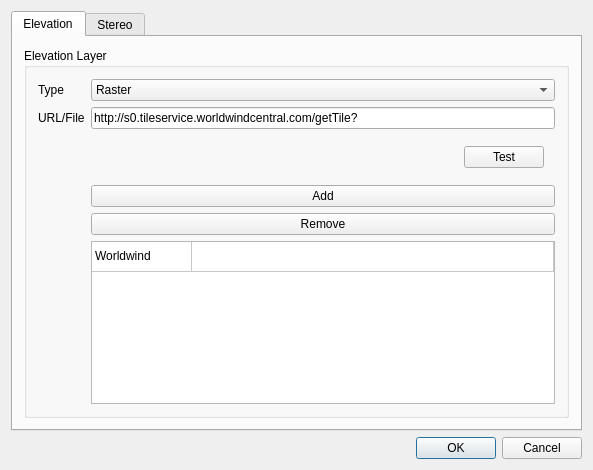
This is src/plugins/globe/globe_plugin_dialog_guibase.ui in sourcepole/qgis as Qt 5 draws it before an edit. The edited form follows.
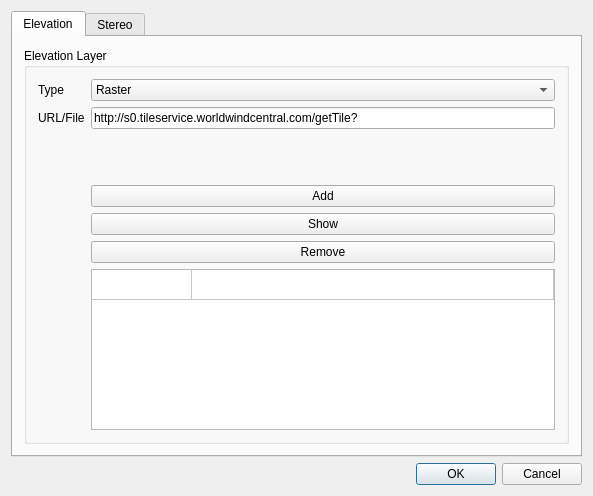
This is the edited form. The open tabs and pages were chosen to show the change. Icons and pictures are not drawn.

Commit message: added initial support for layer loading through the gui

```diff
--- a/src/plugins/globe/globe_plugin_dialog_guibase.ui
+++ b/src/plugins/globe/globe_plugin_dialog_guibase.ui
@@ -10,7 +10,7 @@
     <x>0</x>
     <y>0</y>
     <width>593</width>
-    <height>470</height>
+    <height>496</height>
    </rect>
   </property>
   <property name="sizePolicy">
@@ -89,14 +89,14 @@
             </property>
            </widget>
           </item>
-          <item row="7" column="2">
+          <item row="8" column="2">
            <widget class="QPushButton" name="elevationRemove">
             <property name="text">
              <string>Remove</string>
             </property>
            </widget>
           </item>
-          <item row="9" column="2">
+          <item row="10" column="2">
            <widget class="QTableWidget" name="elevationDatasets">
             <property name="rowCount">
              <number>1</number>
@@ -126,7 +126,18 @@
             </column>
             <item row="0" column="0">
              <property name="text">
-              <string>Worldwind</string>
+              <string/>
+             </property>
+             <property name="flags">
+              <set>ItemIsSelectable|ItemIsDragEnabled|ItemIsDropEnabled|ItemIsUserCheckable|ItemIsEnabled</set>
+             </property>
+            </item>
+            <item row="0" column="1">
+             <property name="text">
+              <string/>
+             </property>
+             <property name="flags">
+              <set>ItemIsSelectable|ItemIsDragEnabled|ItemIsDropEnabled|ItemIsUserCheckable|ItemIsEnabled</set>
              </property>
             </item>
            </widget>
@@ -168,31 +179,17 @@
              </layout>
             </widget>
             <widget class="QWidget" name="elevationIsRemote">
-             <layout class="QGridLayout" name="gridLayout_3">
-              <item row="0" column="1">
-               <widget class="QPushButton" name="elevationTest">
-                <property name="text">
-                 <string>Test</string>
-                </property>
-               </widget>
-              </item>
-              <item row="0" column="0">
-               <spacer name="horizontalSpacer_2">
-                <property name="orientation">
-                 <enum>Qt::Horizontal</enum>
-                </property>
-                <property name="sizeHint" stdset="0">
-                 <size>
-                  <width>40</width>
-                  <height>20</height>
-                 </size>
-                </property>
-               </spacer>
-              </item>
-             </layout>
+             <layout class="QGridLayout" name="gridLayout_3"/>
             </widget>
            </widget>
           </item>
+          <item row="7" column="2">
+           <widget class="QPushButton" name="showDataSources">
+            <property name="text">
+             <string>Show</string>
+            </property>
+           </widget>
+          </item>
          </layout>
         </widget>
        </item>
```
Left out of the diff: 31 changed lines with no effect on the pictures. The commit also changes 2 other files.
